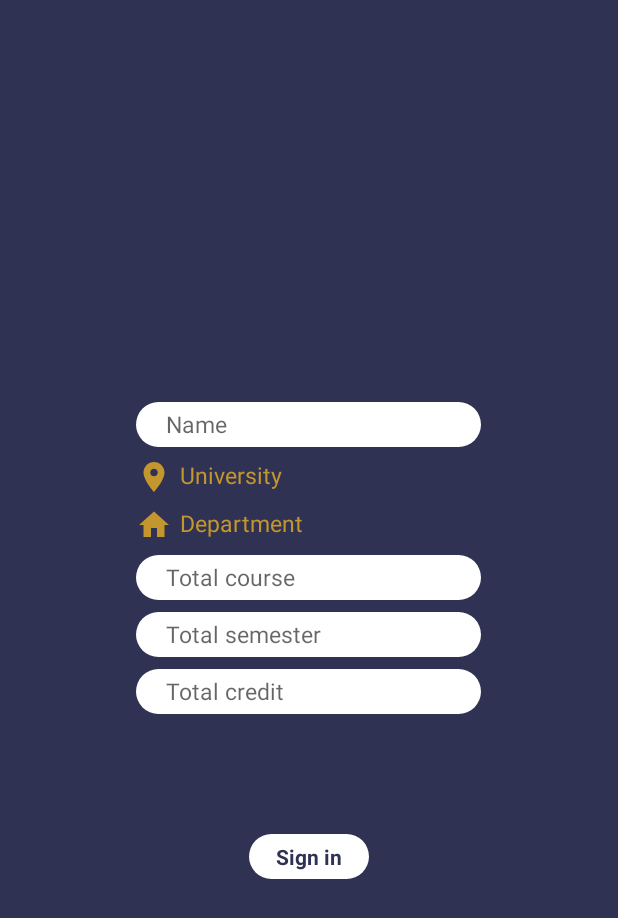
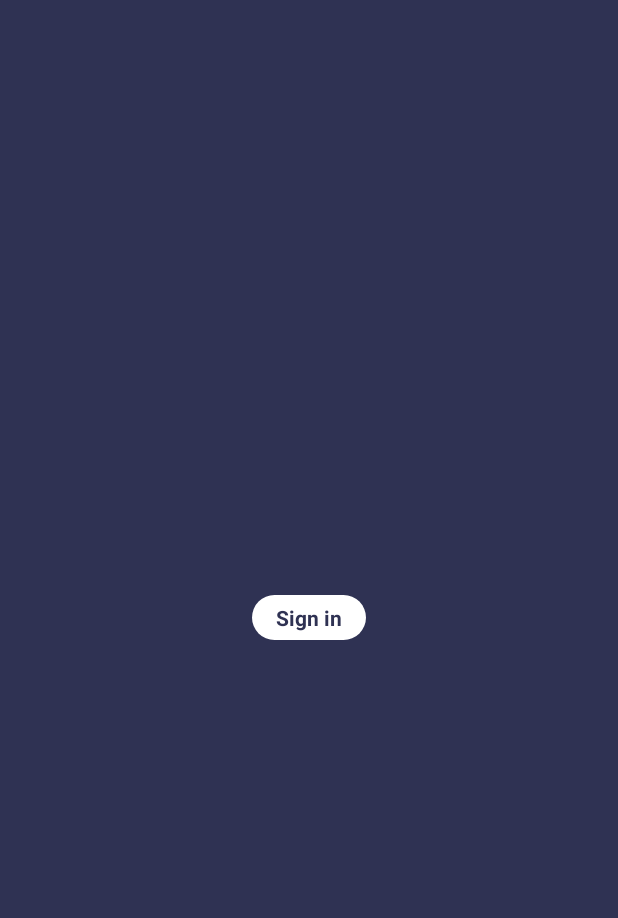
Before and after one commit to Apurba000Biswas/CourseAssistant, an Android app: the screen it shows after launch (LogInActivity), after a tap on "Sign in", on a phone screen of 412 x 824 dp. Shown: the top 918 px of the screen. Run offline under Robolectric (Android 15) with nearby library versions, the phone set to English and light mode, and no system bars.

Commit message:
1.5 Updated Login style

```diff
--- a/app/src/main/java/com/team73/courseassistant/LogInActivity.java
+++ b/app/src/main/java/com/team73/courseassistant/LogInActivity.java
@@ -6,8 +6,11 @@ import android.support.annotation.NonNull;
 import android.support.annotation.Nullable;
 import android.support.v7.app.AppCompatActivity;
 import android.os.Bundle;
+import android.text.TextUtils;
 import android.view.View;
+import android.widget.LinearLayout;
 import android.widget.TextView;
+import android.widget.Toast;
 
 import com.google.android.gms.auth.api.Auth;
 import com.google.android.gms.auth.api.signin.GoogleSignInAccount;
@@ -32,6 +35,8 @@ public class LogInActivity extends AppCompatActivity implements
         setContentView(R.layout.activity_log_in);
 
         resources = getResources();
+        LinearLayout inputHolder = findViewById(R.id.input_holder);
+        inputHolder.setVisibility(View.GONE);
         setGoogle();
     }
 
@@ -52,6 +57,8 @@ public class LogInActivity extends AppCompatActivity implements
 
     public void signInClicked(View view) {
         TextView stateTextView = findViewById(R.id.tv_state);
+        String text = ((TextView)findViewById(R.id.tv_sign_in)).getText().toString();
+        if (TextUtils.equals(text, resources.getString(R.string.text_sign_in))){
             if (Network.isConnectedToInternet(this)){
                 // connect to Google server to log in
                 stateTextView.setVisibility(View.GONE);
@@ -62,6 +69,9 @@ public class LogInActivity extends AppCompatActivity implements
             }else{
                 stateTextView.setVisibility(View.VISIBLE);
                 stateTextView.setText(resources.getString(R.string.no_internet));
+            }
+        }else if (TextUtils.equals(text, resources.getString(R.string.add_profile))){
+            Toast.makeText(this, "OK Profile Added", Toast.LENGTH_SHORT).show();
         }
     }
 
@@ -78,6 +88,11 @@ public class LogInActivity extends AppCompatActivity implements
                 String msg = resources.getString(R.string.sign_in_success)
                         + " " + acct.getEmail();
                 stateTextView.setText(msg);
+
+                LinearLayout inputHolder = findViewById(R.id.input_holder);
+                inputHolder.setVisibility(View.VISIBLE);
+                TextView signInTextView = findViewById(R.id.tv_sign_in);
+                signInTextView.setText(resources.getString(R.string.add_profile));
             } else {
                 stateTextView.setText(resources.getString(R.string.log_in_failed));
             }
--- a/app/src/main/res/layout/activity_log_in.xml
+++ b/app/src/main/res/layout/activity_log_in.xml
@@ -97,6 +97,7 @@
     </LinearLayout>
 
     <TextView
+        android:id="@+id/tv_sign_in"
         android:onClick="signInClicked"
         android:layout_below="@id/input_holder"
         android:layout_centerInParent="true"
@@ -107,11 +108,11 @@
         android:gravity="center"
         android:paddingRight="16dp"
         android:text="@string/text_sign_in"
-        android:layout_width="80dp"
+        android:layout_width="wrap_content"
         android:layout_height="30dp" />
 
     <TextView
-        android:textSize="16sp"
+        android:textSize="14sp"
         android:layout_margin="16dp"
         android:id="@+id/tv_state"
         android:layout_alignParentBottom="true"
--- a/app/src/main/res/values/strings.xml
+++ b/app/src/main/res/values/strings.xml
@@ -12,6 +12,8 @@
 
     <string name="no_internet">No Internet Connection</string>
     <string name="sign_in_success">You signed in: </string>
-    <string name="log_in_failed">"Log in failed :(</string>
+    <string name="log_in_failed">"Log in failed</string>
+
+    <string name="add_profile">Add Profile</string>
 
 </resources>
```
Lines whose indentation alone changed are shown as unchanged.
